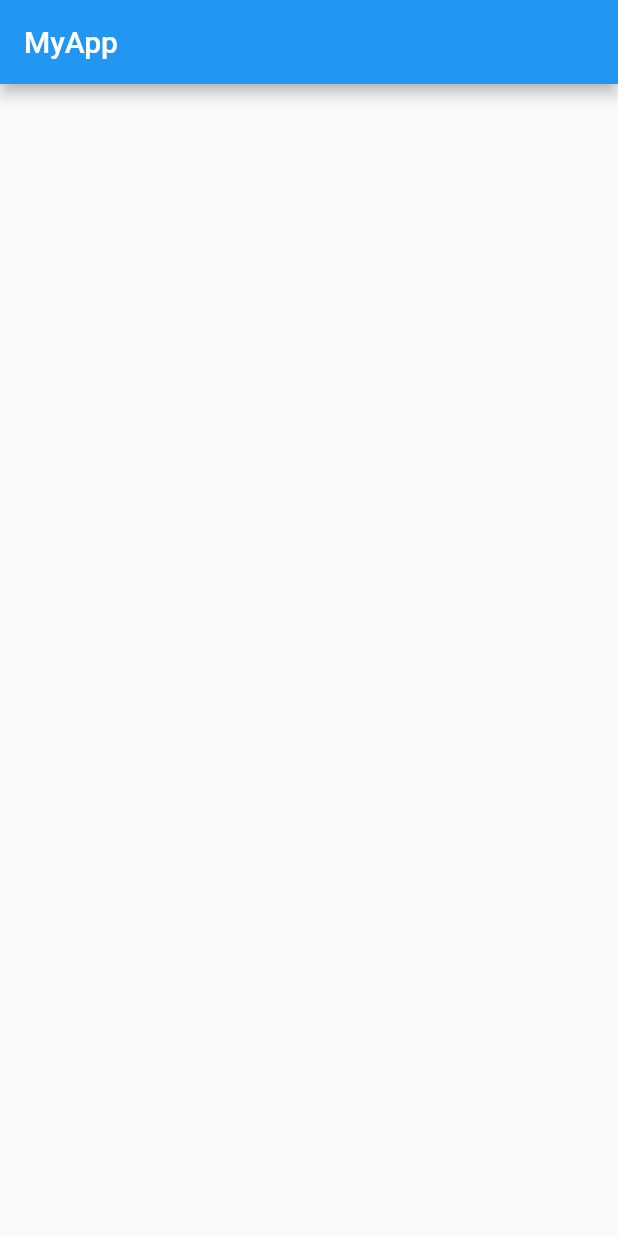
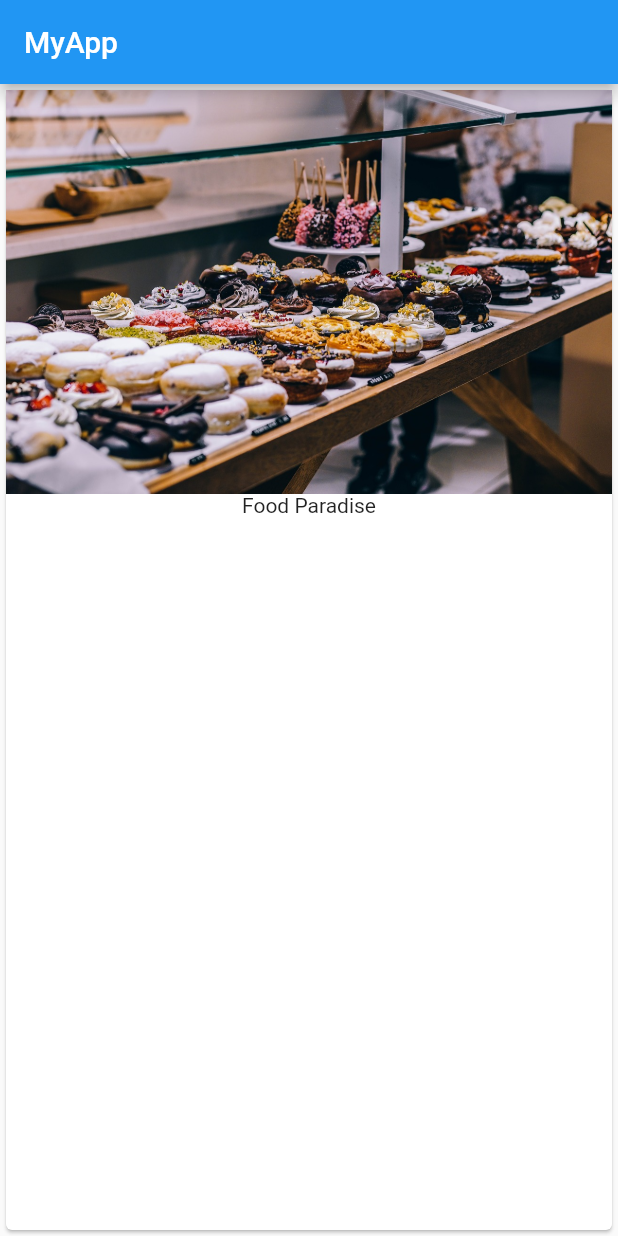
Before and after one commit to PedroBarata/flutter_app, a Flutter app: the screen it shows after launch, on a phone screen of 412 x 824 dp. Run offline on Flutter 3.47's test engine with Material 2 defaults, Android fonts, the phone set to English and light mode, and no system bars.

Commit message:
feat(24): Adding Cards & Images

```diff
--- a/lib/main.dart
+++ b/lib/main.dart
@@ -10,6 +10,10 @@ class MyApp extends StatelessWidget {
         appBar: AppBar(
           title: Text('MyApp'),
         ),
+        body: Card(child: Column(children: <Widget>[
+          Image.asset('assets/food.jpg'),
+          Text('Food Paradise')
+        ],),),
       ),
     );
   }
--- a/pubspec.yaml
+++ b/pubspec.yaml
@@ -41,8 +41,8 @@ flutter:
   uses-material-design: true
 
   # To add assets to your application, add an assets section, like this:
-  # assets:
-  #  - images/a_dot_burr.jpeg
+  assets:
+    - assets/food.jpg
   #  - images/a_dot_ham.jpeg
 
   # An image asset can refer to one or more resolution-specific "variants", see
```
Also changed, not shown: assets/food.jpg (added).
